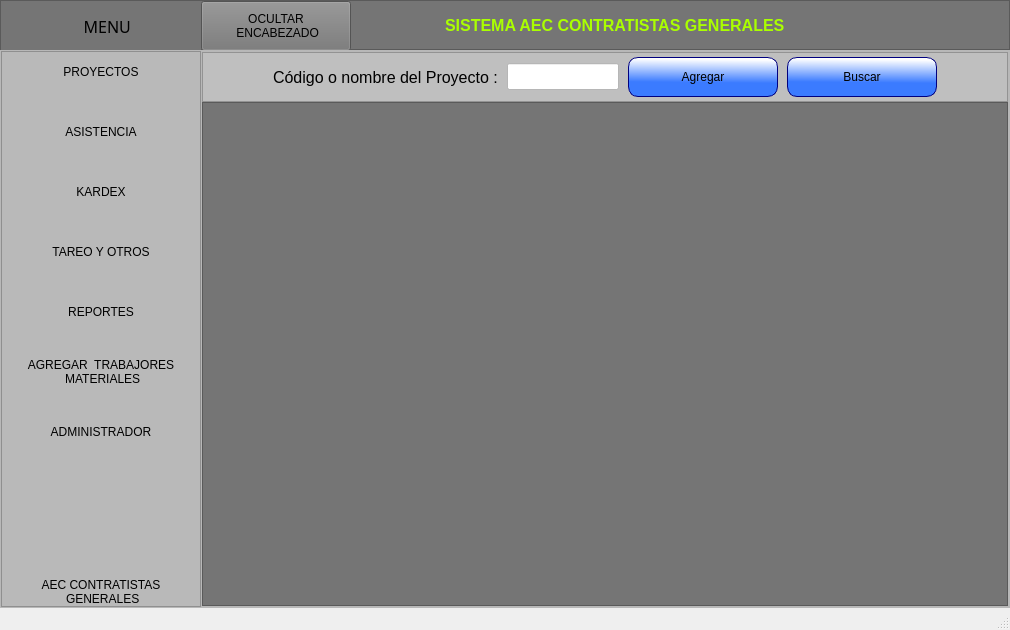
The window that ui_files/menu.ui (Romehe369/aec_contrastistas_g) describes before a commit, drawn with Qt 5.
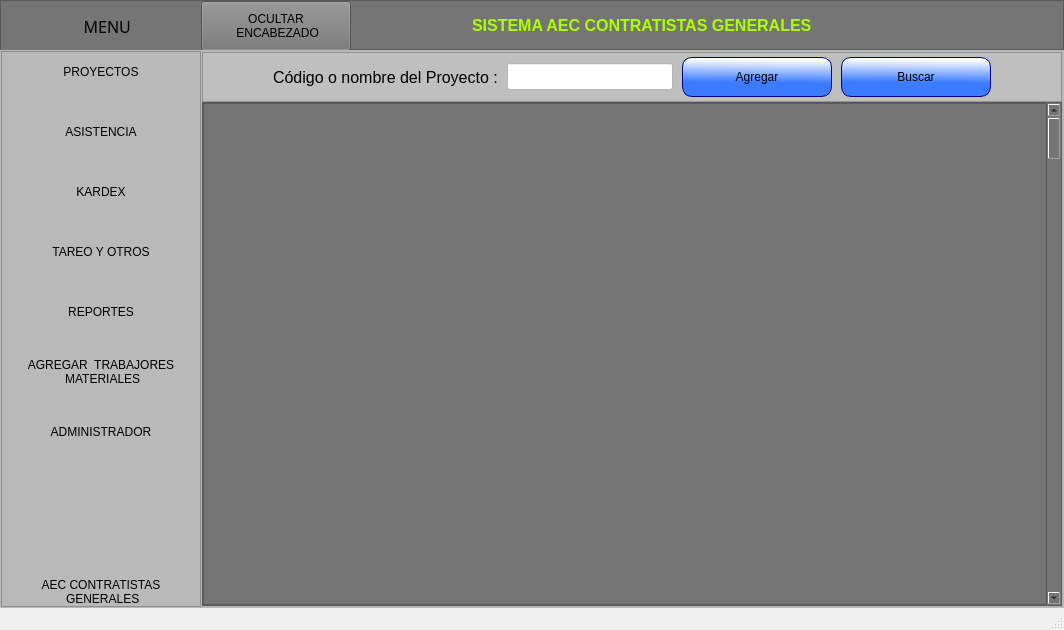
The same window after the commit. The open tabs and pages were chosen to show the change. Icons and pictures are not drawn.

```diff
--- a/ui_files/menu.ui
+++ b/ui_files/menu.ui
@@ -6,7 +6,7 @@
    <rect>
     <x>0</x>
     <y>0</y>
-    <width>1010</width>
+    <width>1064</width>
     <height>630</height>
    </rect>
   </property>
@@ -3718,7 +3718,7 @@
              </layout>
             </widget>
             <widget class="QWidget" name="page_proyectos">
-             <layout class="QVBoxLayout" name="verticalLayout_10" stretch="1,8">
+             <layout class="QVBoxLayout" name="verticalLayout_10" stretch="1,0">
               <property name="spacing">
                <number>0</number>
               </property>
@@ -3848,7 +3848,13 @@
                </widget>
               </item>
               <item>
-               <widget class="QFrame" name="frame_contenedor_pro">
+               <widget class="QFrame" name="frame_contenedor_data">
+                <property name="minimumSize">
+                 <size>
+                  <width>0</width>
+                  <height>0</height>
+                 </size>
+                </property>
                 <property name="styleSheet">
                  <string notr="true">background-color: rgb(117, 117, 117);</string>
                 </property>
@@ -3858,6 +3864,52 @@
                 <property name="frameShadow">
                  <enum>QFrame::Raised</enum>
                 </property>
+                <layout class="QHBoxLayout" name="horizontalLayout_16">
+                 <property name="spacing">
+                  <number>0</number>
+                 </property>
+                 <property name="leftMargin">
+                  <number>0</number>
+                 </property>
+                 <property name="topMargin">
+                  <number>0</number>
+                 </property>
+                 <property name="rightMargin">
+                  <number>0</number>
+                 </property>
+                 <property name="bottomMargin">
+                  <number>0</number>
+                 </property>
+                 <item>
+                  <widget class="QFrame" name="frame_contenedor_pro">
+                   <property name="minimumSize">
+                    <size>
+                     <width>0</width>
+                     <height>0</height>
+                    </size>
+                   </property>
+                   <property name="frameShape">
+                    <enum>QFrame::StyledPanel</enum>
+                   </property>
+                   <property name="frameShadow">
+                    <enum>QFrame::Raised</enum>
+                   </property>
+                  </widget>
+                 </item>
+                 <item>
+                  <widget class="QScrollBar" name="v_ScrollBar_project">
+                   <property name="maximumSize">
+                    <size>
+                     <width>16777215</width>
+                     <height>16777215</height>
+                    </size>
+                   </property>
+                   <property name="orientation">
+                    <enum>Qt::Vertical</enum>
+                   </property>
+                  </widget>
+                 </item>
+                </layout>
                </widget>
               </item>
              </layout>
```
Left out of the diff: 4 changed lines with no effect on the pictures.
